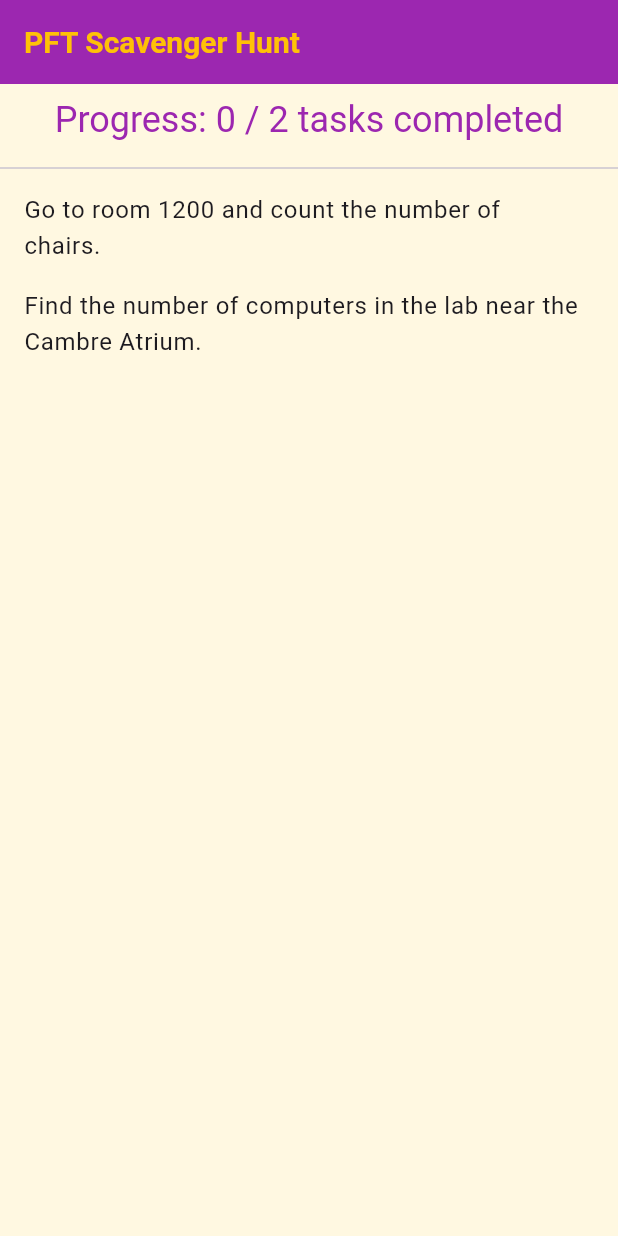
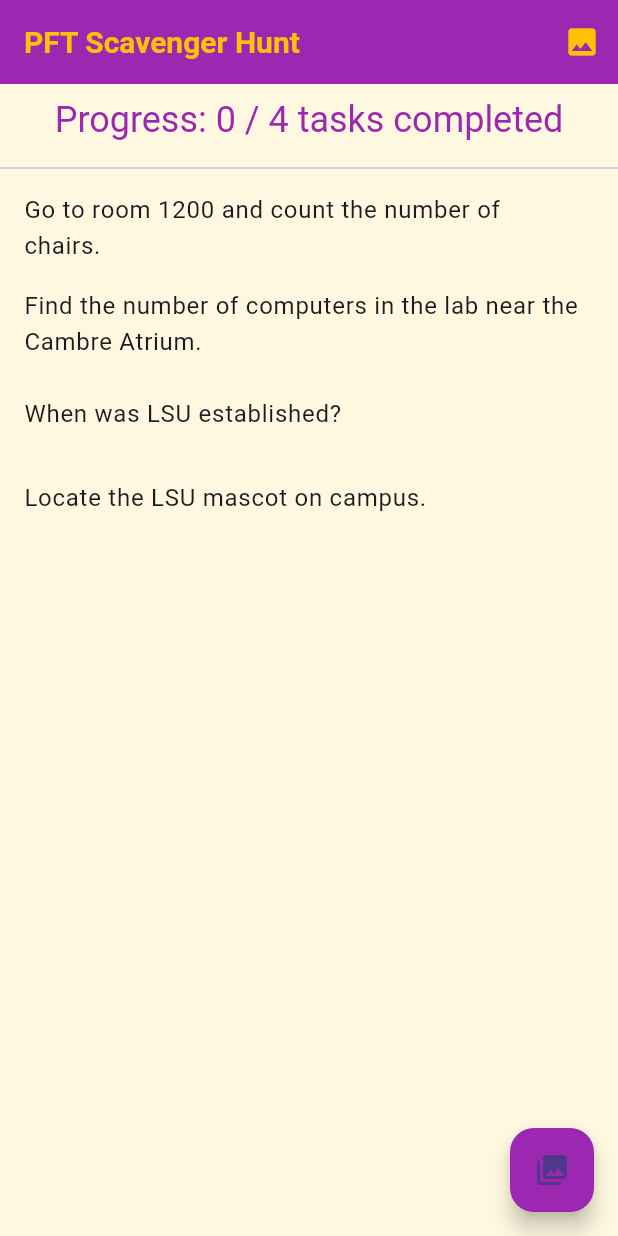
Before and after one commit to Jdav331/lsu_scavenge, a Flutter app: the TaskDetailPage screen opened directly with sample values from the repository, after a tap on "Submit", after a tap on "Back", on a phone screen of 412 x 824 dp. Run offline on Flutter 3.47's test engine with Material 3 defaults, Android fonts, the phone set to English and light mode, and no system bars; network calls fail.

Commit message:
Added more questions

```diff
--- a/lib/main.dart
+++ b/lib/main.dart
@@ -6,7 +6,7 @@
 
 // Entry point for the app.
 class MyApp extends StatelessWidget {
-  const MyApp({Key? key}) : super(key: key);
+  const MyApp({super.key});
 
   @override
   Widget build(BuildContext context) {
@@ -29,9 +29,9 @@
           backgroundColor: Colors.purple,
         ),
         textTheme: Theme.of(context).textTheme.apply(
-          bodyColor: Colors.purple,
-          displayColor: Colors.purple,
-        ),
+              bodyColor: Colors.purple,
+              displayColor: Colors.purple,
+            ),
         useMaterial3: true,
       ),
       home: const HomePage(),
@@ -64,11 +64,21 @@
     description: 'Find the number of computers in the lab near the Cambre Atrium.',
     correctAnswer: 'correct answer here', // Update when ready.
   ),
-  // Additional tasks can be added here.
+  // Additional questions.
+  Task(
+    id: 3,
+    description: 'When was LSU established?',
+    correctAnswer: '1853', // Replace with the correct answer.
+  ),
+  Task(
+    id: 4,
+    description: 'Locate the LSU mascot on campus.',
+    correctAnswer: 'Tiger', // Replace with the correct answer.
+  ),
 ];
 
 class HomePage extends StatefulWidget {
-  const HomePage({Key? key}) : super(key: key);
+  const HomePage({super.key});
 
   @override
   State<HomePage> createState() => _HomePageState();
@@ -92,6 +102,18 @@
     return Scaffold(
       appBar: AppBar(
         title: const Text('PFT Scavenger Hunt'),
+        actions: [
+          IconButton(
+            icon: const Icon(Icons.image),
+            tooltip: 'LSU Gallery',
+            onPressed: () {
+              Navigator.push(
+                context,
+                MaterialPageRoute(builder: (context) => const LsuGalleryPage()),
+              );
+            },
+          ),
+        ],
       ),
       body: Column(
         children: [
@@ -142,13 +164,24 @@
           ),
         ],
       ),
+      // Extra floating action button to view LSU images.
+      floatingActionButton: FloatingActionButton(
+        tooltip: 'LSU Gallery',
+        child: const Icon(Icons.photo_library),
+        onPressed: () {
+          Navigator.push(
+            context,
+            MaterialPageRoute(builder: (context) => const LsuGalleryPage()),
+          );
+        },
+      ),
     );
   }
 }
 
 class TaskDetailPage extends StatefulWidget {
   final Task task;
-  const TaskDetailPage({Key? key, required this.task}) : super(key: key);
+  const TaskDetailPage({super.key, required this.task});
 
   @override
   State<TaskDetailPage> createState() => _TaskDetailPageState();
@@ -157,19 +190,23 @@
 class _TaskDetailPageState extends State<TaskDetailPage> {
   final TextEditingController _answerController = TextEditingController();
   String feedback = '';
+  bool showThumbsUp = false;
 
   void _submitAnswer() {
     String answer = _answerController.text.trim();
     if (answer == widget.task.correctAnswer) {
       setState(() {
         feedback = 'Correct!';
+        showThumbsUp = true;
       });
+      // Show the thumbs up for 1 second before returning.
       Future.delayed(const Duration(seconds: 1), () {
         Navigator.pop(context, true);
       });
     } else {
       setState(() {
         feedback = 'Incorrect. Try again.';
+        showThumbsUp = false;
       });
     }
   }
@@ -198,8 +235,22 @@
               child: const Text('Submit'),
             ),
             const SizedBox(height: 20),
-            Text(feedback,
-                style: const TextStyle(fontSize: 16, color: Colors.red)),
+            // Display feedback and a funny thumbs up if correct.
+            if (feedback.isNotEmpty)
+              Column(
+                children: [
+                  Text(feedback,
+                      style: const TextStyle(fontSize: 16, color: Colors.red)),
+                  if (showThumbsUp)
+                    Padding(
+                      padding: const EdgeInsets.only(top: 10),
+                      child: Image.network(
+                        'https://media.giphy.com/media/OkJat1YNdoD3W/giphy.gif',
+                        height: 100,
+                      ),
+                    ),
+                ],
+              ),
             const SizedBox(height: 20),
             // Extra back button for improved navigation.
             ElevatedButton.icon(
@@ -215,3 +266,39 @@
     );
   }
 }
+
+// New page to display LSU images using network images.
+class LsuGalleryPage extends StatelessWidget {
+  const LsuGalleryPage({super.key});
+
+  // Replace these URLs with any preferred network images.
+  final List<String> imageUrls = const [
+    'https://upload.wikimedia.org/wikipedia/commons/thumb/2/26/LSU_Athletic_logo.svg/1024px-LSU_Athletic_logo.svg.png',
+    'https://upload.wikimedia.org/wikipedia/commons/thumb/4/4f/LSU_Logo.svg/1200px-LSU_Logo.svg.png',
+    'https://www.lsu.edu/communications/news/2020/06/03/lsu-campus.jpg',
+  ];
+
+  @override
+  Widget build(BuildContext context) {
+    return Scaffold(
+      appBar: AppBar(
+        title: const Text('LSU Gallery'),
+      ),
+      body: GridView.builder(
+        padding: const EdgeInsets.all(8.0),
+        itemCount: imageUrls.length,
+        gridDelegate: const SliverGridDelegateWithFixedCrossAxisCount(
+          crossAxisCount: 2, // two columns
+          crossAxisSpacing: 8.0,
+          mainAxisSpacing: 8.0,
+        ),
+        itemBuilder: (context, index) {
+          return Image.network(
+            imageUrls[index],
+            fit: BoxFit.cover,
+          );
+        },
+      ),
+    );
+  }
+}
```
